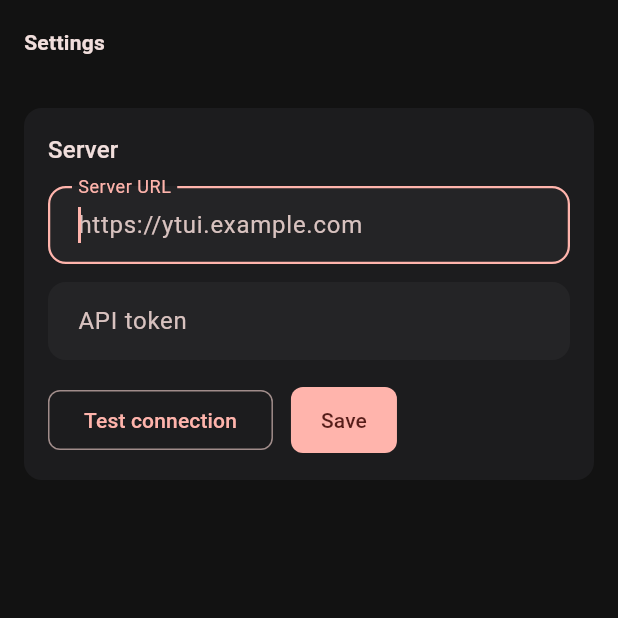
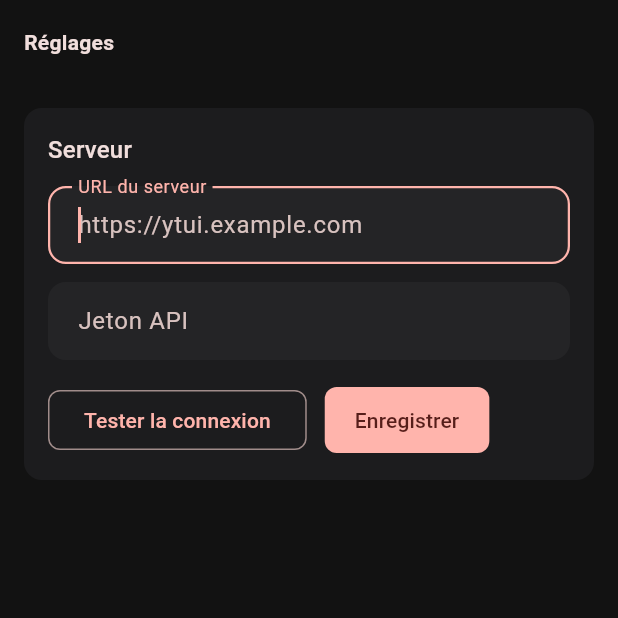
Before and after one commit to paindespik/ytui, a Flutter app: the screen it shows after launch, on a phone screen of 412 x 824 dp, the top half of it. Run offline on Flutter 3.47's test engine with Material 3 defaults, Android fonts, the phone set to English and light mode, and no system bars; our stand-ins replace cached_network_image, dio, flutter_local_notifications, flutter_riverpod, go_router, shared_preferences; missing offline and left inert: flutter_foreground_task, media_kit, media_kit_video, workmanager; statements that could not run were skipped.

Commit message:
P4: localisation française complète (plus de mélange FR/EN)
- video_tile, detail, history, local_playlists, playlist_yt, channel,
  settings, search, home_feed, playlist_import, player, notifications :
  toutes les chaînes utilisateur passées en français (feuilles d'actions,
  boutons, tooltips, dialogues, snackbars, états vides, notifications).
- detail : dates ISO → relatives françaises (formatDateFr : aujourd'hui,
  hier, il y a N j, d MMMM yyyy) + tests.
- Chaînes de chaîne suivies : plus d'id interne UC… dans le sous-titre
  (nom de plateforme uniquement).

```diff
--- a/mobile/lib/api/client.dart
+++ b/mobile/lib/api/client.dart
@@ -13,7 +13,9 @@ class ApiException implements Exception {
 
   @override
   String toString() =>
-      statusCode == 0 ? 'Server unreachable: $detail' : 'API error $statusCode: $detail';
+      statusCode == 0
+          ? 'Serveur injoignable : $detail'
+          : 'Erreur API $statusCode : $detail';
 }
 
 /// Path-encode an id: Odysee ids contain ':' and '@' — encode everywhere for safety.
--- a/mobile/lib/screens/history.dart
+++ b/mobile/lib/screens/history.dart
@@ -24,7 +24,7 @@ class HistoryScreen extends ConsumerWidget {
     return Scaffold(
       appBar: AppBar(
         title: const Text(
-          'History',
+          'Historique',
           style: TextStyle(fontWeight: FontWeight.bold),
         ),
         actions: [
@@ -42,7 +42,7 @@ class HistoryScreen extends ConsumerWidget {
         data: (entries) {
           if (entries.isEmpty) {
             return const AppEmpty(
-              message: 'No watch history yet',
+              message: 'Aucun historique de visionnage',
               icon: Icons.history,
             );
           }
--- a/mobile/lib/screens/home_feed.dart
+++ b/mobile/lib/screens/home_feed.dart
@@ -111,7 +111,8 @@ class _SubscriptionsTab extends ConsumerWidget {
             ref.invalidate(livesProvider);
           },
           emptyIcon: Icons.subscriptions_outlined,
-          emptyMessage: 'No videos yet. Follow channels from Settings.',
+          emptyMessage:
+              'Aucune vidéo pour le moment. Suivez des chaînes depuis les Réglages.',
         );
       },
     );
--- a/mobile/lib/screens/player.dart
+++ b/mobile/lib/screens/player.dart
@@ -928,7 +928,7 @@ class _PlayerScreenState extends ConsumerState<PlayerScreen> {
       return Scaffold(
         body: Center(
           child: Text(
-            'Nothing to play',
+            'Rien à lire',
             style: theme.textTheme.bodyLarge?.copyWith(
               color: colors.onSurfaceVariant,
             ),
@@ -1147,7 +1147,7 @@ class _PlayerScreenState extends ConsumerState<PlayerScreen> {
                                 ? colors.onSurface
                                 : colors.onSurfaceVariant.withValues(alpha: 0.4),
                           ),
-                          tooltip: 'Previous',
+                          tooltip: 'Précédent',
                           onPressed: queue.hasPrevious
                               ? () => ref.read(queueProvider.notifier).previous()
                               : null,
@@ -1185,7 +1185,7 @@ class _PlayerScreenState extends ConsumerState<PlayerScreen> {
                                 ? colors.onSurface
                                 : colors.onSurfaceVariant.withValues(alpha: 0.4),
                           ),
-                          tooltip: 'Next',
+                          tooltip: 'Suivant',
                           onPressed: queue.hasNext
                               ? () => ref.read(queueProvider.notifier).next()
                               : null,
--- a/mobile/lib/screens/playlist_yt.dart
+++ b/mobile/lib/screens/playlist_yt.dart
@@ -38,7 +38,7 @@ class YtPlaylistScreen extends ConsumerWidget {
         actions: [
           IconButton(
             icon: const Icon(Icons.playlist_add),
-            tooltip: 'Import into a ytui playlist',
+            tooltip: 'Importer dans une playlist ytui',
             onPressed: () async {
               final playlist = await showImportPlaylistSheet(
                 context,
@@ -63,7 +63,7 @@ class YtPlaylistScreen extends ConsumerWidget {
         data: (result) {
           if (result.$1.isEmpty) {
             return const AppEmpty(
-              message: 'No videos in this playlist',
+              message: 'Aucune vidéo dans cette playlist',
               icon: Icons.playlist_remove,
             );
           }
@@ -84,7 +84,7 @@ class YtPlaylistScreen extends ConsumerWidget {
                         context.push('/player');
                       },
                       icon: const Icon(Icons.play_arrow),
-                      label: Text('Play all ${videos.length} videos'),
+                      label: Text('Lire les ${videos.length} vidéos'),
                       style: FilledButton.styleFrom(
                         backgroundColor: colorScheme.primary,
                         foregroundColor: colorScheme.onPrimary,
--- a/mobile/lib/screens/search.dart
+++ b/mobile/lib/screens/search.dart
@@ -49,7 +49,7 @@ class _SearchScreenState extends ConsumerState<SearchScreen> {
             autofocus: true,
             textInputAction: TextInputAction.search,
             decoration: InputDecoration(
-              hintText: 'Search ${_kSourceLabels[_source] ?? 'YouTube'}…',
+              hintText: 'Rechercher sur ${_kSourceLabels[_source] ?? 'YouTube'}…',
               prefixIcon: const Icon(Icons.search),
               border: InputBorder.none,
               contentPadding: const EdgeInsets.symmetric(vertical: 10),
@@ -96,7 +96,7 @@ class _SearchScreenState extends ConsumerState<SearchScreen> {
             child: _query.isEmpty
                 ? const AppEmpty(
                     icon: Icons.search,
-                    message: 'Enter a search term to find videos',
+                    message: 'Saisissez un terme de recherche pour trouver des vidéos',
                   )
                 : ref.watch(searchProvider((_query, _source))).when(
                       loading: () => const AppLoading(),
@@ -106,7 +106,7 @@ class _SearchScreenState extends ConsumerState<SearchScreen> {
                       data: (items) => items.isEmpty
                           ? const AppEmpty(
                               icon: Icons.search_off,
-                              message: 'No results found',
+                              message: 'Aucun résultat',
                             )
                           : ResponsiveCenter(
                               child: ListView(
--- a/mobile/lib/screens/settings.dart
+++ b/mobile/lib/screens/settings.dart
@@ -88,10 +88,10 @@ class _SettingsScreenState extends ConsumerState<SettingsScreen> {
       final health = await api.health();
       // /health is public: also check an authenticated endpoint.
       await api.watchedIds();
-      result = '✓ Connected (server ${health['version'] ?? '?'})';
+      result = '✓ Connecté (serveur ${health['version'] ?? '?'})';
     } on ApiException catch (e) {
       result = e.statusCode == 401
-          ? '✗ Server reachable but the token is wrong'
+          ? '✗ Serveur joignable mais jeton incorrect'
           : '✗ ${e.toString()}';
     } catch (e) {
       result = '✗ $e';
@@ -114,7 +114,7 @@ class _SettingsScreenState extends ConsumerState<SettingsScreen> {
       setState(() {});
     } else if (mounted) {
       ScaffoldMessenger.of(context)
-          .showSnackBar(const SnackBar(content: Text('Saved')));
+          .showSnackBar(const SnackBar(content: Text('Enregistré')));
     }
   }
 
@@ -126,7 +126,7 @@ class _SettingsScreenState extends ConsumerState<SettingsScreen> {
 
     return Scaffold(
       appBar: AppBar(
-        title: const Text('Settings'),
+        title: const Text('Réglages'),
         automaticallyImplyLeading: !widget.firstLaunch,
       ),
       body: ScreenFocus(
@@ -141,13 +141,14 @@ class _SettingsScreenState extends ConsumerState<SettingsScreen> {
                 child: Column(
                   crossAxisAlignment: CrossAxisAlignment.start,
                   children: [
-                    Text('Server', style: Theme.of(context).textTheme.titleMedium),
+                    Text('Serveur',
+                        style: Theme.of(context).textTheme.titleMedium),
                     const SizedBox(height: 12),
                     TextField(
                       controller: _urlController,
                       keyboardType: TextInputType.url,
                       decoration: const InputDecoration(
-                        labelText: 'Server URL',
+                        labelText: 'URL du serveur',
                         hintText: 'https://ytui.example.com',
                       ),
                     ),
@@ -156,7 +157,7 @@ class _SettingsScreenState extends ConsumerState<SettingsScreen> {
                       controller: _tokenController,
                       obscureText: true,
                       decoration: const InputDecoration(
-                        labelText: 'API token',
+                        labelText: 'Jeton API',
                       ),
                     ),
                     const SizedBox(height: 16),
@@ -170,10 +171,11 @@ class _SettingsScreenState extends ConsumerState<SettingsScreen> {
                                   height: 16,
                                   child: CircularProgressIndicator(strokeWidth: 2),
                                 )
-                              : const Text('Test connection'),
+                              : const Text('Tester la connexion'),
                         ),
                         const SizedBox(width: 12),
-                        FilledButton(onPressed: _save, child: const Text('Save')),
+                        FilledButton(
+                            onPressed: _save, child: const Text('Enregistrer')),
                       ],
                     ),
                     if (_testResult != null) ...[
@@ -279,15 +281,17 @@ class _SettingsScreenState extends ConsumerState<SettingsScreen> {
                       const SizedBox(height: 8),
                       if (_ignoringBattery == false) ...[
                         Text(
-                          'Battery optimization delays background checks: '
-                          'notifications for new videos can arrive hours late '
-                          'when the app is closed.',
+                          'L’optimisation de la batterie retarde les '
+                          'vérifications en arrière-plan : les notifications '
+                          'de nouvelles vidéos peuvent arriver des heures plus '
+                          'tard quand l’appli est fermée.',
                           style: TextStyle(color: colorScheme.onSurfaceVariant),
                         ),
                         const SizedBox(height: 12),
                         OutlinedButton.icon(
                           icon: const Icon(Icons.battery_saver),
-                          label: const Text('Disable battery optimization'),
+                          label: const Text(
+                              'Désactiver l’optimisation de la batterie'),
                           onPressed: _requestBatteryExemption,
                         ),
                       ] else
@@ -299,9 +303,11 @@ class _SettingsScreenState extends ConsumerState<SettingsScreen> {
                             Expanded(
                               child: Text(
                                 _ignoringBattery == null
-                                    ? 'Checking battery optimization…'
-                                    : 'Battery optimization disabled — '
-                                        'background checks run on schedule.',
+                                    ? 'Vérification de l’optimisation de la '
+                                        'batterie…'
+                                    : 'Optimisation de la batterie désactivée — '
+                                        'les vérifications en arrière-plan se '
+                                        'déroulent normalement.',
                                 style: TextStyle(
                                     color: colorScheme.onSurfaceVariant),
                               ),
@@ -327,13 +333,13 @@ class _SettingsScreenState extends ConsumerState<SettingsScreen> {
                         mainAxisAlignment: MainAxisAlignment.spaceBetween,
                         children: [
                           Text(
-                            'Followed channels',
+                            'Chaînes suivies',
                             style: Theme.of(context).textTheme.titleMedium,
                           ),
                           IconButton(
                             icon: const Icon(Icons.add),
                             onPressed: _addChannel,
-                            tooltip: 'Follow a channel',
+                            tooltip: 'Suivre une chaîne',
                           ),
                         ],
                       ),
@@ -363,7 +369,7 @@ class _SettingsScreenState extends ConsumerState<SettingsScreen> {
                             ? Padding(
                                 padding: const EdgeInsets.symmetric(vertical: 16),
                                 child: Text(
-                                  'No channels followed yet',
+                                  'Aucune chaîne suivie pour le moment',
                                   style: TextStyle(
                                     color: colorScheme.onSurfaceVariant,
                                   ),
@@ -376,7 +382,8 @@ class _SettingsScreenState extends ConsumerState<SettingsScreen> {
                                       contentPadding: EdgeInsets.zero,
                                       title:
                                           Text(c.title.isEmpty ? c.ref : c.title),
-                                      subtitle: Text('${_platformLabel(c.platform)} · ${c.ref}'),
+                                      subtitle: Text(
+                                          _platformLabel(c.platform)),
                                       onTap: () => context.push(
                                         '/channel/${Uri.encodeComponent(c.channelId)}'
                                         '?platform=${c.platform}'
@@ -384,7 +391,7 @@ class _SettingsScreenState extends ConsumerState<SettingsScreen> {
                                       ),
                                       trailing: IconButton(
                                         icon: const Icon(Icons.delete_outline),
-                                        tooltip: 'Unfollow',
+                                        tooltip: 'Ne plus suivre',
                                         onPressed: () async {
                                           await ref
                                               .read(apiProvider)
@@ -414,22 +421,23 @@ class _SettingsScreenState extends ConsumerState<SettingsScreen> {
     final refValue = await showDialog<String>(
       context: context,
       builder: (dialogContext) => AlertDialog(
-        title: const Text('Follow a channel'),
+        title: const Text('Suivre une chaîne'),
         content: TextField(
           controller: controller,
           autofocus: true,
           decoration: const InputDecoration(
-            hintText: 'UC…, @handle, bitchute:slug, odysee:@name or crowdbunker:handle',
+            hintText:
+                'UC…, @handle, bitchute:slug, odysee:@name ou crowdbunker:handle',
           ),
         ),
         actions: [
           TextButton(
             onPressed: () => Navigator.pop(dialogContext),
-            child: const Text('Cancel'),
+            child: const Text('Annuler'),
           ),
           FilledButton(
             onPressed: () => Navigator.pop(dialogContext, controller.text.trim()),
-            child: const Text('Follow'),
+            child: const Text('Suivre'),
           ),
         ],
       ),
@@ -443,9 +451,9 @@ class _SettingsScreenState extends ConsumerState<SettingsScreen> {
     } on ApiException catch (e) {
       messenger.showSnackBar(SnackBar(
           content: Text(e.statusCode == 409
-              ? 'Already followed'
+              ? 'Déjà suivie'
               : e.statusCode == 404
-                  ? 'Channel not found'
+                  ? 'Chaîne introuvable'
                   : e.toString())));
     }
   }
--- a/mobile/lib/widgets/app_state_views.dart
+++ b/mobile/lib/widgets/app_state_views.dart
@@ -37,8 +37,8 @@ class AppError extends StatelessWidget {
   static String messageFor(Object error) {
     if (error is ApiException) {
       return error.statusCode == 0
-          ? 'Server unreachable — check settings'
-          : 'API error ${error.statusCode}: ${error.detail}';
+          ? 'Serveur injoignable — vérifiez les réglages'
+          : 'Erreur API ${error.statusCode} : ${error.detail}';
     }
     return '$error';
   }
@@ -72,7 +72,7 @@ class AppError extends StatelessWidget {
               FilledButton.icon(
                 onPressed: onRetry,
                 icon: const Icon(Icons.refresh),
-                label: const Text('Retry'),
+                label: const Text('Réessayer'),
               ),
             ],
           ],
```
Also changed, not shown: mobile/lib/format.dart (+31 -0 lines), mobile/lib/screens/channel.dart (+10 -8 lines), mobile/lib/screens/detail.dart (+17 -16 lines), mobile/lib/screens/local_playlists.dart (+20 -17 lines), mobile/lib/services/notifications.dart (+4 -4 lines), mobile/lib/widgets/playlist_import.dart (+22 -18 lines), mobile/lib/widgets/video_tile.dart (+13 -12 lines), 2 other files.
